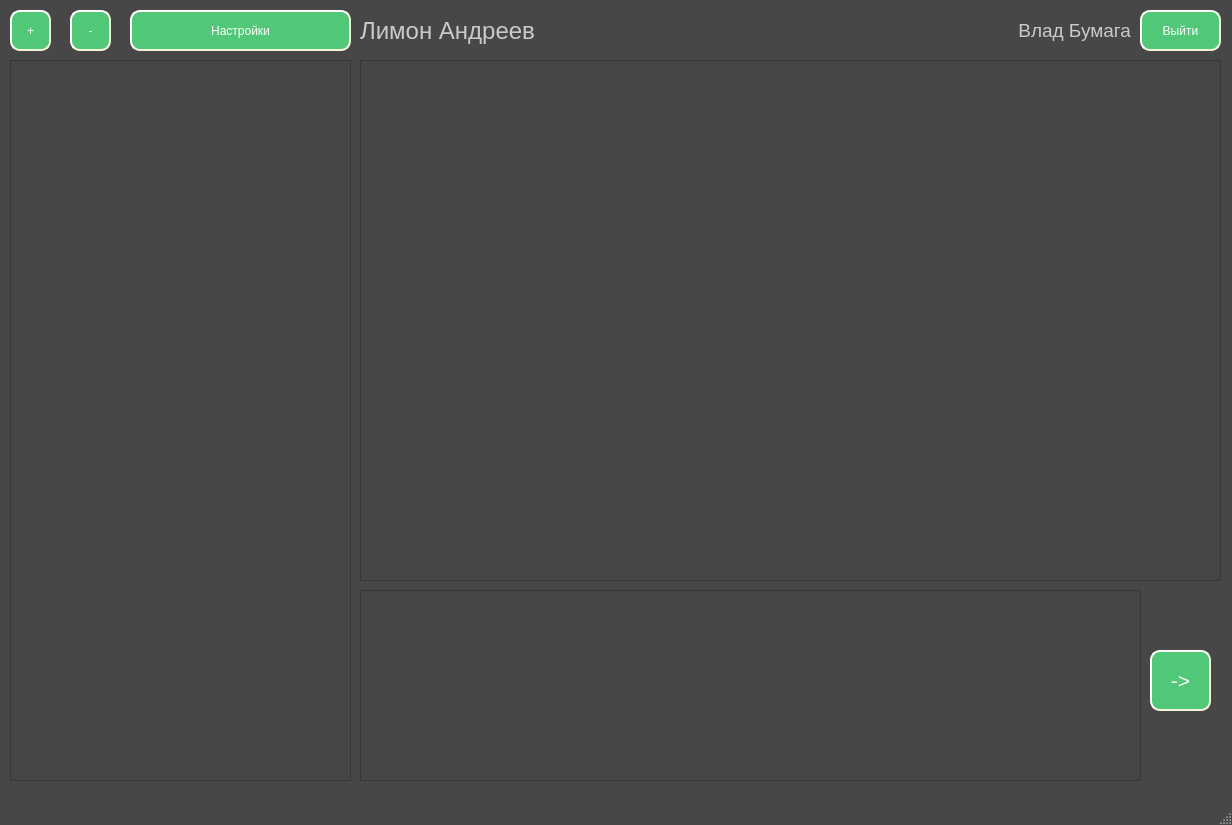
Qt form messenger.ui (whatever125/messenger) before a commit.
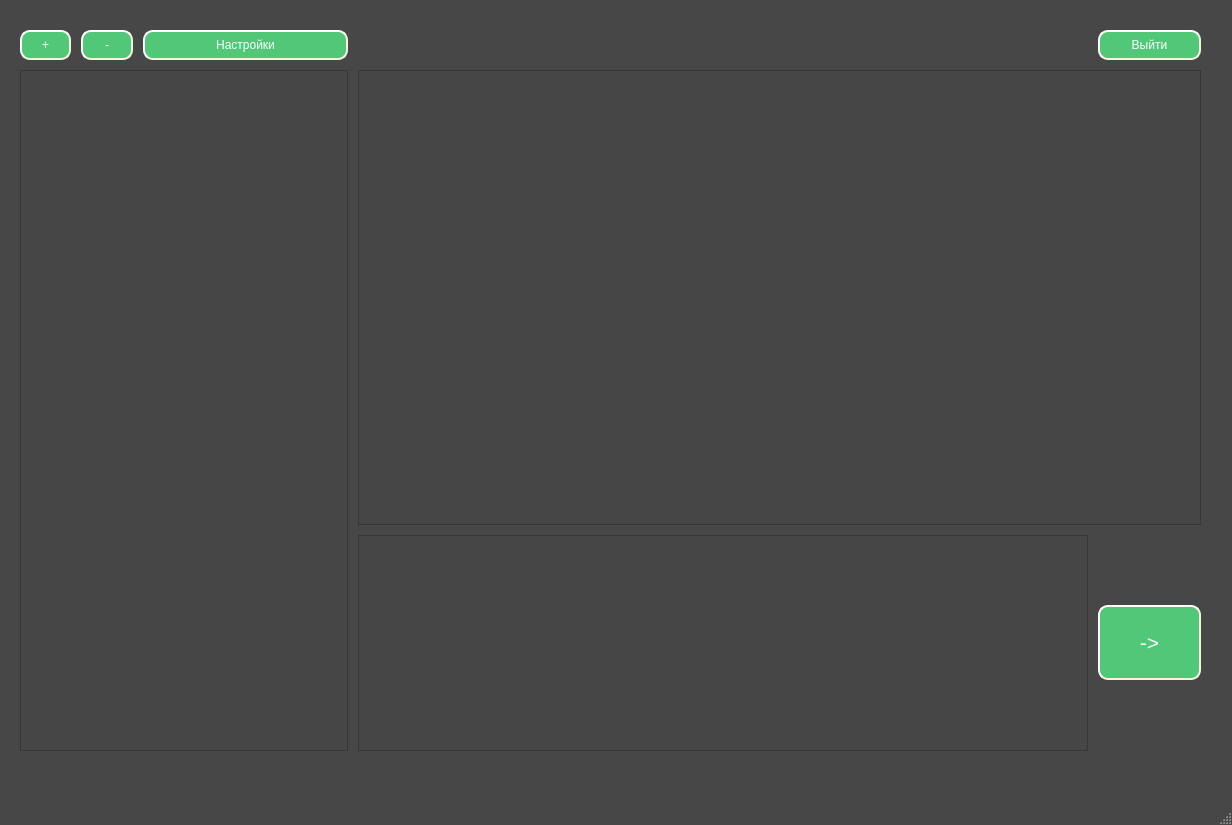
The same form after that commit. Icons and pictures are not drawn.

What changed in the file:
```diff
--- a/messenger.ui
+++ b/messenger.ui
@@ -483,49 +483,38 @@
    <string>MainWindow</string>
   </property>
   <widget class="QWidget" name="centralwidget">
-   <widget class="QTextEdit" name="textEdit">
+   <widget class="QWidget" name="gridLayoutWidget">
     <property name="geometry">
      <rect>
-      <x>360</x>
-      <y>60</y>
-      <width>861</width>
-      <height>521</height>
+      <x>10</x>
+      <y>20</y>
+      <width>1201</width>
+      <height>741</height>
      </rect>
     </property>
-    <property name="readOnly">
-     <bool>true</bool>
-    </property>
-    <property name="html">
-     <string>&lt;!DOCTYPE HTML PUBLIC &quot;-//W3C//DTD HTML 4.0//EN&quot; &quot;http://www.w3.org/TR/REC-html40/strict.dtd&quot;&gt;
-&lt;html&gt;&lt;head&gt;&lt;meta name=&quot;qrichtext&quot; content=&quot;1&quot; /&gt;&lt;style type=&quot;text/css&quot;&gt;
-p, li { white-space: pre-wrap; }
-&lt;/style&gt;&lt;/head&gt;&lt;body style=&quot; font-family:'MS Shell Dlg 2'; font-size:8.25pt; font-weight:400; font-style:normal;&quot;&gt;
-&lt;p style=&quot;-qt-paragraph-type:empty; margin-top:0px; margin-bottom:0px; margin-left:0px; margin-right:0px; -qt-block-indent:0; text-indent:0px;&quot;&gt;&lt;br /&gt;&lt;/p&gt;&lt;/body&gt;&lt;/html&gt;</string>
-    </property>
-   </widget>
-   <widget class="QTextEdit" name="textEdit_2">
-    <property name="geometry">
-     <rect>
-      <x>360</x>
-      <y>590</y>
-      <width>781</width>
-      <height>191</height>
-     </rect>
-    </property>
-   </widget>
-   <widget class="QPushButton" name="pushButton">
-    <property name="geometry">
-     <rect>
-      <x>1150</x>
-      <y>650</y>
-      <width>61</width>
-      <height>61</height>
-     </rect>
-    </property>
-    <property name="font">
-     <font>
-      <pointsize>16</pointsize>
-     </font>
+    <layout class="QGridLayout" name="gridLayout" rowstretch="7,63,30" columnstretch="5,5,20,50,20,10">
+     <property name="leftMargin">
+      <number>10</number>
+     </property>
+     <property name="topMargin">
+      <number>10</number>
+     </property>
+     <property name="rightMargin">
+      <number>10</number>
+     </property>
+     <property name="bottomMargin">
+      <number>10</number>
+     </property>
+     <property name="spacing">
+      <number>10</number>
+     </property>
+     <item row="0" column="2">
+      <widget class="QPushButton" name="pushButton_4">
+       <property name="sizePolicy">
+        <sizepolicy hsizetype="Minimum" vsizetype="Fixed">
+         <horstretch>0</horstretch>
+         <verstretch>0</verstretch>
+        </sizepolicy>
     </property>
     <property name="styleSheet">
      <string notr="true">	background-color:#50c878;
@@ -537,23 +526,17 @@
 color: rgb(255, 255, 255);</string>
     </property>
     <property name="text">
-     <string>-&gt;</string>
-    </property>
-    <property name="default">
-     <bool>false</bool>
-    </property>
-    <property name="flat">
-     <bool>false</bool>
-    </property>
-   </widget>
+        <string>Настройки</string>
+       </property>
+      </widget>
+     </item>
+     <item row="0" column="0">
    <widget class="QPushButton" name="pushButton_2">
-    <property name="geometry">
-     <rect>
-      <x>10</x>
-      <y>10</y>
-      <width>41</width>
-      <height>41</height>
-     </rect>
+       <property name="sizePolicy">
+        <sizepolicy hsizetype="Minimum" vsizetype="Fixed">
+         <horstretch>0</horstretch>
+         <verstretch>0</verstretch>
+        </sizepolicy>
     </property>
     <property name="styleSheet">
      <string notr="true">	background-color:#50c878;
@@ -572,101 +555,14 @@
       <normaloff>.</normaloff>.</iconset>
     </property>
    </widget>
-   <widget class="QPushButton" name="pushButton_3">
-    <property name="geometry">
-     <rect>
-      <x>70</x>
-      <y>10</y>
-      <width>41</width>
-      <height>41</height>
-     </rect>
-    </property>
-    <property name="styleSheet">
-     <string notr="true">	background-color:#50c878;
-     border-style: outset;
-     border-width: 2px;
-     border-radius: 10px;
-     border-color: beige;
-     padding: 6px;
-color: rgb(255, 255, 255);</string>
-    </property>
-    <property name="text">
-     <string>-</string>
-    </property>
-   </widget>
-   <widget class="QPushButton" name="pushButton_4">
-    <property name="geometry">
-     <rect>
-      <x>130</x>
-      <y>10</y>
-      <width>221</width>
-      <height>41</height>
-     </rect>
-    </property>
-    <property name="styleSheet">
-     <string notr="true">	background-color:#50c878;
-     border-style: outset;
-     border-width: 2px;
-     border-radius: 10px;
-     border-color: beige;
-     padding: 6px;
-color: rgb(255, 255, 255);</string>
-    </property>
-    <property name="text">
-     <string>Настройки</string>
-    </property>
-   </widget>
-   <widget class="QPushButton" name="pushButton_5">
-    <property name="geometry">
-     <rect>
-      <x>1140</x>
-      <y>10</y>
-      <width>81</width>
-      <height>41</height>
-     </rect>
-    </property>
-    <property name="styleSheet">
-     <string notr="true">	background-color:#50c878;
-     border-style: outset;
-     border-width: 2px;
-     border-radius: 10px;
-     border-color: beige;
-     padding: 6px;
-color: rgb(255, 255, 255);</string>
-    </property>
-    <property name="text">
-     <string>Выйти</string>
-    </property>
-   </widget>
-   <widget class="QLabel" name="label">
-    <property name="geometry">
-     <rect>
-      <x>880</x>
-      <y>10</y>
-      <width>251</width>
-      <height>41</height>
-     </rect>
-    </property>
-    <property name="font">
-     <font>
-      <pointsize>14</pointsize>
-     </font>
-    </property>
-    <property name="text">
-     <string>Влад Бумага</string>
-    </property>
-    <property name="alignment">
-     <set>Qt::AlignRight|Qt::AlignTrailing|Qt::AlignVCenter</set>
-    </property>
-   </widget>
+     </item>
+     <item row="0" column="3">
    <widget class="QLabel" name="label_2">
-    <property name="geometry">
-     <rect>
-      <x>360</x>
-      <y>10</y>
-      <width>491</width>
-      <height>41</height>
-     </rect>
+       <property name="sizePolicy">
+        <sizepolicy hsizetype="Minimum" vsizetype="Fixed">
+         <horstretch>0</horstretch>
+         <verstretch>0</verstretch>
+        </sizepolicy>
     </property>
     <property name="palette">
      <palette>
@@ -711,23 +607,181 @@
      </font>
     </property>
     <property name="text">
-     <string>Лимон Андреев</string>
-    </property>
-   </widget>
+        <string/>
+       </property>
+      </widget>
+     </item>
+     <item row="1" column="3" colspan="3">
+      <widget class="QTextEdit" name="textEdit">
+       <property name="sizePolicy">
+        <sizepolicy hsizetype="Minimum" vsizetype="MinimumExpanding">
+         <horstretch>0</horstretch>
+         <verstretch>0</verstretch>
+        </sizepolicy>
+       </property>
+       <property name="readOnly">
+        <bool>true</bool>
+       </property>
+       <property name="html">
+        <string>&lt;!DOCTYPE HTML PUBLIC &quot;-//W3C//DTD HTML 4.0//EN&quot; &quot;http://www.w3.org/TR/REC-html40/strict.dtd&quot;&gt;
+&lt;html&gt;&lt;head&gt;&lt;meta name=&quot;qrichtext&quot; content=&quot;1&quot; /&gt;&lt;style type=&quot;text/css&quot;&gt;
+p, li { white-space: pre-wrap; }
+&lt;/style&gt;&lt;/head&gt;&lt;body style=&quot; font-family:'MS Shell Dlg 2'; font-size:8.25pt; font-weight:400; font-style:normal;&quot;&gt;
+&lt;p style=&quot;-qt-paragraph-type:empty; margin-top:0px; margin-bottom:0px; margin-left:0px; margin-right:0px; -qt-block-indent:0; text-indent:0px;&quot;&gt;&lt;br /&gt;&lt;/p&gt;&lt;/body&gt;&lt;/html&gt;</string>
+       </property>
+      </widget>
+     </item>
+     <item row="0" column="1">
+      <widget class="QPushButton" name="pushButton_3">
+       <property name="sizePolicy">
+        <sizepolicy hsizetype="Minimum" vsizetype="Fixed">
+         <horstretch>0</horstretch>
+         <verstretch>0</verstretch>
+        </sizepolicy>
+       </property>
+       <property name="styleSheet">
+        <string notr="true">	background-color:#50c878;
+     border-style: outset;
+     border-width: 2px;
+     border-radius: 10px;
+     border-color: beige;
+     padding: 6px;
+color: rgb(255, 255, 255);</string>
+       </property>
+       <property name="text">
+        <string>-</string>
+       </property>
+      </widget>
+     </item>
+     <item row="1" column="0" rowspan="2" colspan="3">
    <widget class="QListWidget" name="listWidget">
-    <property name="geometry">
-     <rect>
-      <x>10</x>
-      <y>60</y>
-      <width>341</width>
-      <height>721</height>
-     </rect>
+       <property name="sizePolicy">
+        <sizepolicy hsizetype="Minimum" vsizetype="Expanding">
+         <horstretch>0</horstretch>
+         <verstretch>0</verstretch>
+        </sizepolicy>
     </property>
     <property name="font">
      <font>
       <pointsize>16</pointsize>
      </font>
     </property>
+      </widget>
+     </item>
+     <item row="0" column="5">
+      <widget class="QPushButton" name="pushButton_5">
+       <property name="sizePolicy">
+        <sizepolicy hsizetype="Minimum" vsizetype="Fixed">
+         <horstretch>0</horstretch>
+         <verstretch>0</verstretch>
+        </sizepolicy>
+       </property>
+       <property name="styleSheet">
+        <string notr="true">	background-color:#50c878;
+     border-style: outset;
+     border-width: 2px;
+     border-radius: 10px;
+     border-color: beige;
+     padding: 6px;
+color: rgb(255, 255, 255);</string>
+       </property>
+       <property name="text">
+        <string>Выйти</string>
+       </property>
+      </widget>
+     </item>
+     <item row="0" column="4">
+      <widget class="QLabel" name="label">
+       <property name="sizePolicy">
+        <sizepolicy hsizetype="Minimum" vsizetype="Fixed">
+         <horstretch>0</horstretch>
+         <verstretch>0</verstretch>
+        </sizepolicy>
+       </property>
+       <property name="font">
+        <font>
+         <pointsize>14</pointsize>
+        </font>
+       </property>
+       <property name="text">
+        <string/>
+       </property>
+       <property name="alignment">
+        <set>Qt::AlignRight|Qt::AlignTrailing|Qt::AlignVCenter</set>
+       </property>
+      </widget>
+     </item>
+     <item row="2" column="3" colspan="2">
+      <widget class="QTextEdit" name="textEdit_2">
+       <property name="sizePolicy">
+        <sizepolicy hsizetype="Minimum" vsizetype="MinimumExpanding">
+         <horstretch>0</horstretch>
+         <verstretch>0</verstretch>
+        </sizepolicy>
+       </property>
+      </widget>
+     </item>
+     <item row="2" column="5">
+      <widget class="QPushButton" name="pushButton">
+       <property name="sizePolicy">
+        <sizepolicy hsizetype="Minimum" vsizetype="Fixed">
+         <horstretch>0</horstretch>
+         <verstretch>0</verstretch>
+        </sizepolicy>
+       </property>
+       <property name="minimumSize">
+        <size>
+         <width>75</width>
+         <height>75</height>
+        </size>
+       </property>
+       <property name="sizeIncrement">
+        <size>
+         <width>0</width>
+         <height>0</height>
+        </size>
+       </property>
+       <property name="baseSize">
+        <size>
+         <width>0</width>
+         <height>0</height>
+        </size>
+       </property>
+       <property name="font">
+        <font>
+         <pointsize>16</pointsize>
+        </font>
+       </property>
+       <property name="autoFillBackground">
+        <bool>false</bool>
+       </property>
+       <property name="styleSheet">
+        <string notr="true">	background-color:#50c878;
+     border-style: outset;
+     border-width: 2px;
+     border-radius: 10px;
+     border-color: beige;
+     padding: 6px;
+color: rgb(255, 255, 255);</string>
+       </property>
+       <property name="text">
+        <string>-&gt;</string>
+       </property>
+       <property name="autoExclusive">
+        <bool>false</bool>
+       </property>
+       <property name="autoDefault">
+        <bool>false</bool>
+       </property>
+       <property name="default">
+        <bool>true</bool>
+       </property>
+       <property name="flat">
+        <bool>false</bool>
+       </property>
+      </widget>
+     </item>
+    </layout>
    </widget>
   </widget>
   <widget class="QMenuBar" name="menubar">
```
Lines whose indentation alone changed are shown as unchanged.
